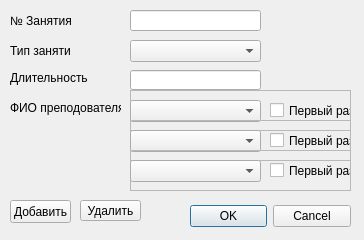
Qt form classeditwindow.ui (vitk0/vitk0) before a commit.
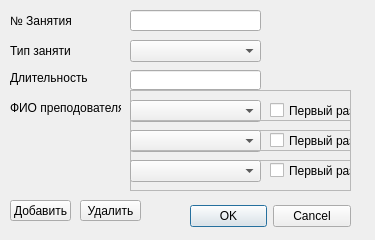
The same form after that commit.

Patch:
```diff
--- a/classeditwindow.ui
+++ b/classeditwindow.ui
@@ -6,7 +6,7 @@
    <rect>
     <x>0</x>
     <y>0</y>
-    <width>364</width>
+    <width>375</width>
     <height>240</height>
    </rect>
   </property>
@@ -45,7 +45,7 @@
      <x>10</x>
      <y>200</y>
      <width>61</width>
-     <height>23</height>
+     <height>21</height>
     </rect>
    </property>
    <property name="text">
```
Left out of the diff: 18 changed lines with no effect on the pictures.
